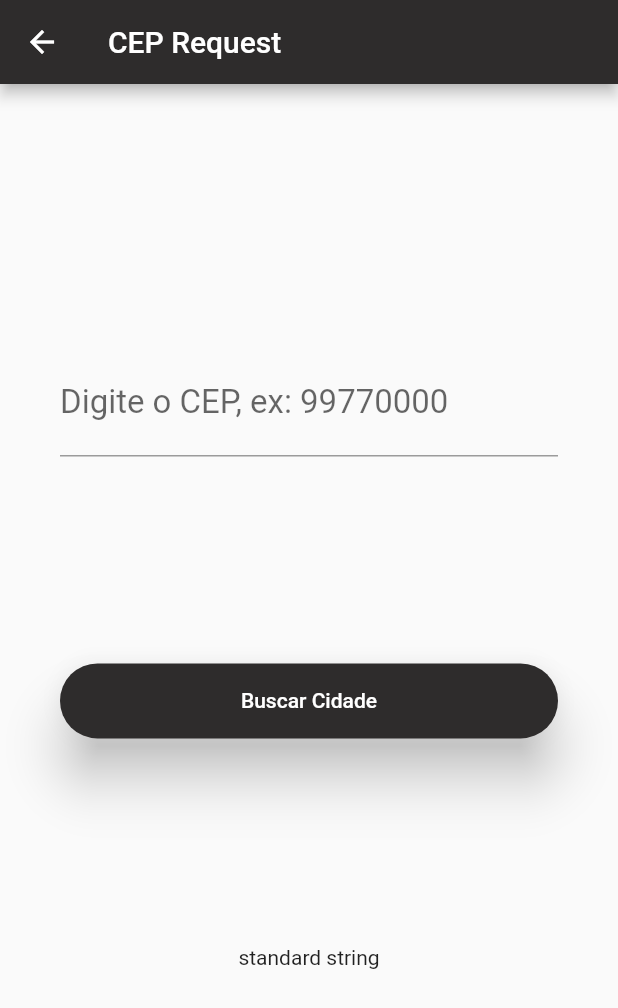
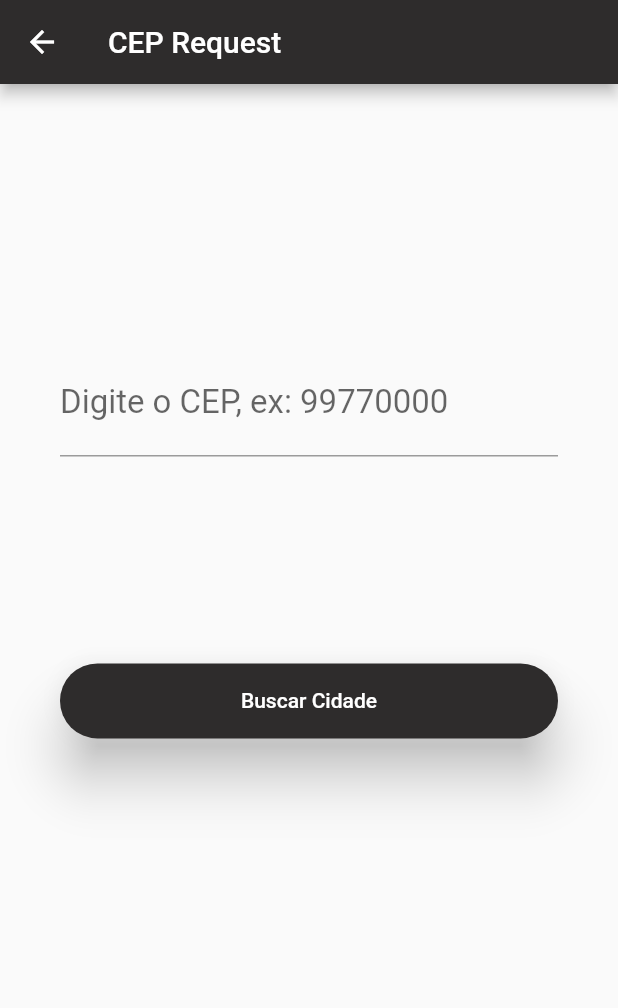
Before and after one commit to BernardoWitkoski/api_consume, a Flutter app: the cepRequest screen opened directly, on a phone screen of 412 x 824 dp. Shown: the top 1008 px of the screen. Run offline on Flutter 3.47's test engine with Material 2 defaults, Android fonts, the phone set to English and light mode, and no system bars.

Commit message:
CEP request standard string replace

```diff
--- a/lib/cepRequest.dart
+++ b/lib/cepRequest.dart
@@ -12,7 +12,7 @@ class cepRequest extends StatefulWidget {
 class _cepRequestState extends State<cepRequest> {
 
   TextEditingController _controllerCep = TextEditingController();
-  String _resultado = "standard string";
+  String _resultado = " ";
 
   Future _recuperaCep() async {
     String cep = _controllerCep.text;
```
